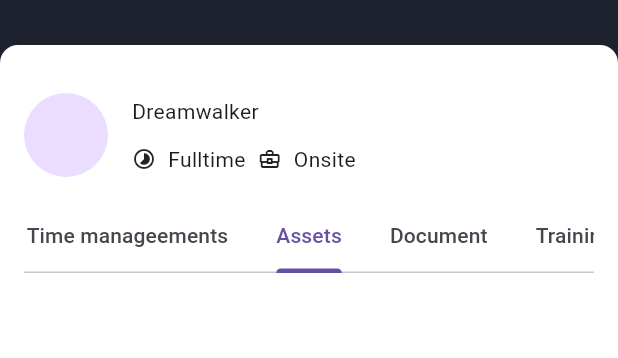
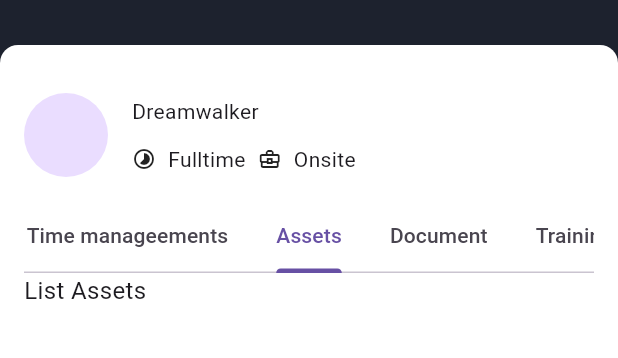
Before and after one commit to JAICHANGPARK/flutter_notebook_chapter_43, a Flutter app: the EmployeeDetailPage screen opened directly, tab 3 chosen, on a phone screen of 412 x 824 dp, the part 63-421 px from its top. Run offline on Flutter 3.47's test engine with Material 3 defaults, Android fonts, the phone set to English and light mode, and no system bars; our stand-ins replace gap, hugeicons, percent_indicator.

Commit message:
Update employee_assets_widget.dart

```diff
--- a/lib/ep2178_employee_app/ui/employee_assets_widget.dart
+++ b/lib/ep2178_employee_app/ui/employee_assets_widget.dart
@@ -1,5 +1,4 @@
 import 'package:flutter/material.dart';
-
 
 class EmployeeAssetsWidget extends StatefulWidget {
   const EmployeeAssetsWidget({super.key});
@@ -14,7 +13,16 @@ class _EmployeeAssetsWidgetState extends State<EmployeeAssetsWidget> {
     return Column(
       crossAxisAlignment: CrossAxisAlignment.start,
       children: [
-
+        Text(
+          "List Assets",
+          style: TextStyle(
+            fontSize: 16,
+          ),
+        ),
+        Expanded(
+            child: ListView.builder(
+          itemBuilder: (context, index) {},
+        ))
       ],
     );
   }
```
